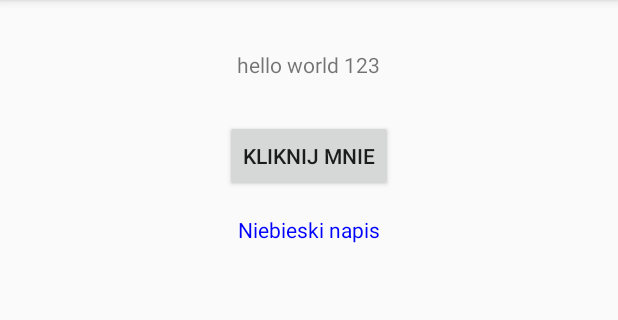
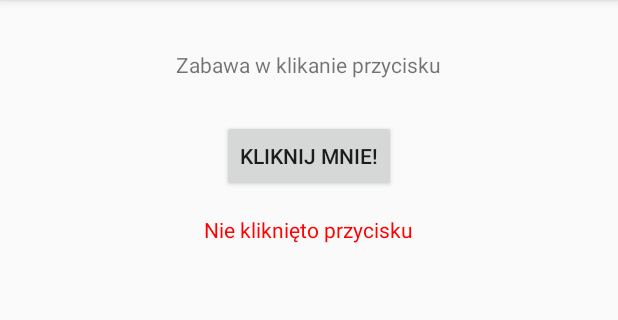
Before and after one commit to evaparadajka/app_android, an Android app: the screen it shows after launch (MainActivity), on a phone screen of 412 x 824 dp, the part 84-404 px from its top. Run offline under Robolectric (Android 15) with nearby library versions, the phone set to English and light mode, and no system bars.

Commit message:
button counter + string only in string.xml

```diff
--- a/app/src/main/java/com/ewakesy/aplikacja3/MainActivity.java
+++ b/app/src/main/java/com/ewakesy/aplikacja3/MainActivity.java
@@ -8,13 +8,19 @@ import android.widget.Button;
 import android.widget.TextView;
 import android.widget.Toast;
 
+
+
 public class MainActivity extends AppCompatActivity {
 
     Button button1;
     TextView text1;
+    int btn_cnt=0;
 
     public void OnButton1Click(View v){
-        Toast.makeText(getApplicationContext(), "aaa!!! nie klikaj!", Toast.LENGTH_SHORT).show();
+        Toast.makeText(getApplicationContext(), getString(R.string.button_say), Toast.LENGTH_SHORT).show();
+        btn_cnt = btn_cnt + 1;
+        text1.setTextColor(Color.GREEN);
+        text1.setText(getString(R.string.after_action)+btn_cnt);
     }
 
     @Override
@@ -23,8 +29,6 @@ public class MainActivity extends AppCompatActivity {
         setContentView(R.layout.activity_main);
         button1 = (Button) findViewById(R.id.button1);
         text1 = (TextView) findViewById(R.id.textView1);
-        button1.setText("kliknij mnie");
-        text1.setTextColor(Color.BLUE);
-        text1.setText("Niebieski napis");
+        text1.setTextColor(Color.RED);
     }
 }
--- a/app/src/main/res/layout/activity_main.xml
+++ b/app/src/main/res/layout/activity_main.xml
@@ -12,7 +12,7 @@
         android:layout_alignParentTop="true"
         android:layout_centerHorizontal="true"
         android:layout_marginTop="33dp"
-        android:text="@string/hello"
+        android:text="@string/title"
         app:layout_constraintBottom_toBottomOf="parent"
         app:layout_constraintLeft_toLeftOf="parent"
         app:layout_constraintRight_toRightOf="parent"
@@ -25,7 +25,7 @@
         android:layout_alignParentTop="true"
         android:layout_centerHorizontal="true"
         android:layout_marginTop="80dp"
-        android:text="Button"
+        android:text="@string/button1"
         tools:layout_editor_absoluteX="42dp"
         tools:layout_editor_absoluteY="33dp"
         android:onClick="OnButton1Click"/>
@@ -37,7 +37,7 @@
         android:layout_alignParentTop="true"
         android:layout_centerHorizontal="true"
         android:layout_marginTop="143dp"
-        android:text="TextView"
+        android:text="@string/before_action"
         tools:layout_editor_absoluteX="42dp"
         tools:layout_editor_absoluteY="115dp" />
 
--- a/app/src/main/res/values/strings.xml
+++ b/app/src/main/res/values/strings.xml
@@ -1,5 +1,8 @@
 <resources>
     <string name="app_name">aplikacja3</string>
-    <string name="hello">hello world 123</string>
-    <string name="kliknij">kliknij mnie</string>
+    <string name="title">Zabawa w klikanie przycisku</string>
+    <string name="button1">Kliknij mnie!</string>
+    <string name="button_say">AAA nie klikaj!</string>
+    <string name="before_action">Nie kliknięto przycisku</string>
+    <string name="after_action">Przycisk kliknięty: </string>
 </resources>
```
